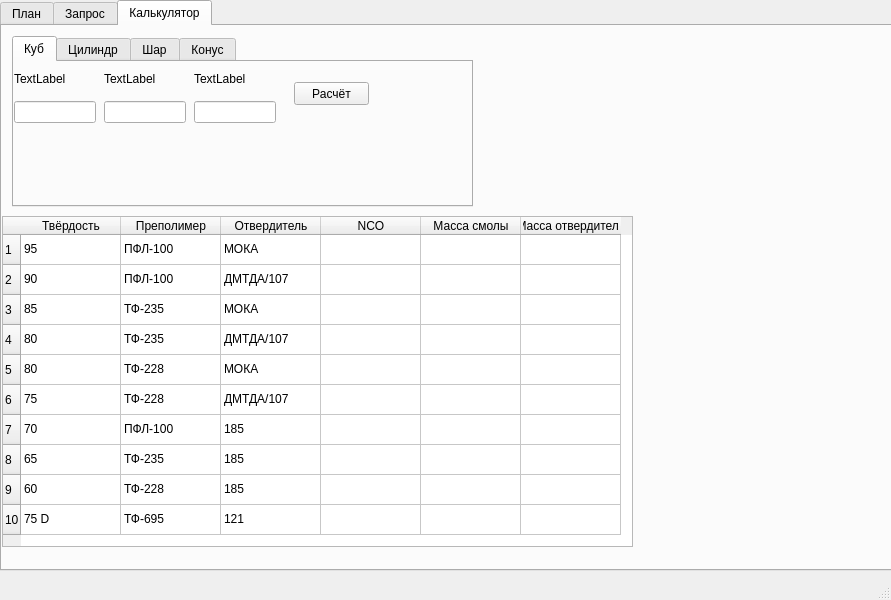
Qt form ceh_ui.ui (Korguv/Poliur) before a commit.
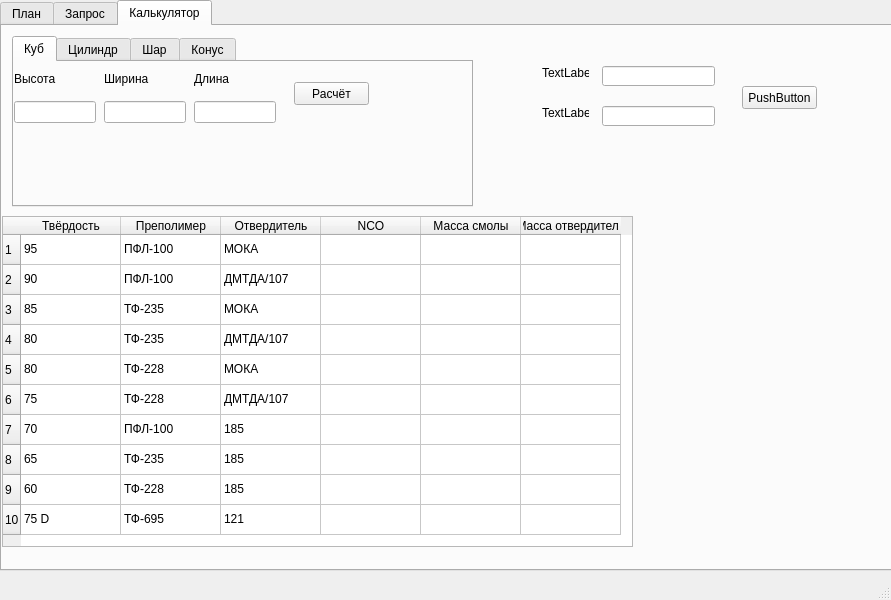
The same form after that commit. The open tabs and pages were chosen to show the change.

Patch:
```diff
--- a/ceh_ui.ui
+++ b/ceh_ui.ui
@@ -430,7 +430,7 @@
          <item>
           <widget class="QLabel" name="label_2">
            <property name="text">
-            <string>TextLabel</string>
+            <string>Высота</string>
            </property>
           </widget>
          </item>
@@ -452,7 +452,7 @@
          <item>
           <widget class="QLabel" name="label_4">
            <property name="text">
-            <string>TextLabel</string>
+            <string>Ширина</string>
            </property>
           </widget>
          </item>
@@ -474,7 +474,7 @@
          <item>
           <widget class="QLabel" name="label_3">
            <property name="text">
-            <string>TextLabel</string>
+            <string>Длина</string>
            </property>
           </widget>
          </item>
@@ -767,6 +767,65 @@
        </widget>
       </widget>
      </widget>
+     <widget class="QLineEdit" name="lineEdit_10">
+      <property name="geometry">
+       <rect>
+        <x>600</x>
+        <y>40</y>
+        <width>113</width>
+        <height>20</height>
+       </rect>
+      </property>
+     </widget>
+     <widget class="QLineEdit" name="lineEdit_11">
+      <property name="geometry">
+       <rect>
+        <x>600</x>
+        <y>80</y>
+        <width>113</width>
+        <height>20</height>
+       </rect>
+      </property>
+     </widget>
+     <widget class="QLabel" name="label_13">
+      <property name="geometry">
+       <rect>
+        <x>540</x>
+        <y>40</y>
+        <width>47</width>
+        <height>13</height>
+       </rect>
+      </property>
+      <property name="text">
+       <string>TextLabel</string>
+      </property>
+     </widget>
+     <widget class="QLabel" name="label_14">
+      <property name="geometry">
+       <rect>
+        <x>540</x>
+        <y>80</y>
+        <width>47</width>
+        <height>13</height>
+       </rect>
+      </property>
+      <property name="text">
+       <string>TextLabel</string>
+      </property>
+     </widget>
+     <widget class="QPushButton" name="pushButton_6">
+      <property name="geometry">
+       <rect>
+        <x>740</x>
+        <y>60</y>
+        <width>75</width>
+        <height>23</height>
+       </rect>
+      </property>
+      <property name="text">
+       <string>PushButton</string>
+      </property>
+     </widget>
     </widget>
    </widget>
   </widget>
```
Left out of the diff: 8 changed lines with no effect on the pictures.
